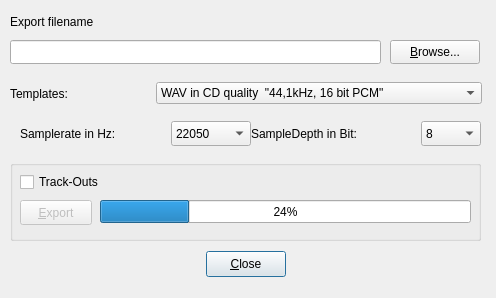
Before: the Qt Designer form gui/src/UI/ExportSongDialog_UI.ui in hydrogen-music/hydrogen, drawn with Qt 5.
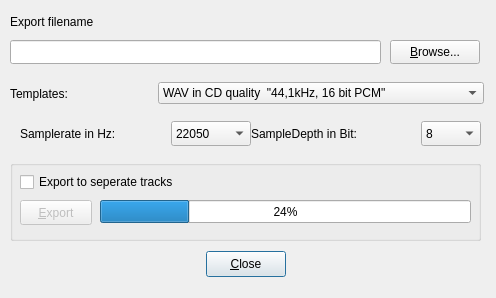
After: the same form once the commit is applied.

Commit message: changed string in export dialog

The edit to the form file:
```diff
--- a/gui/src/UI/ExportSongDialog_UI.ui
+++ b/gui/src/UI/ExportSongDialog_UI.ui
@@ -145,7 +145,7 @@
      <item>
       <widget class="QCheckBox" name="tocheckBox">
        <property name="text">
-        <string>Track-Outs</string>
+	<string>Export to seperate tracks</string>
        </property>
       </widget>
      </item>
@@ -298,7 +298,7 @@
     <rect>
      <x>10</x>
      <y>80</y>
-     <width>472</width>
+     <width>474</width>
      <height>27</height>
     </rect>
    </property>
```
Lines whose indentation alone changed are shown as unchanged.
